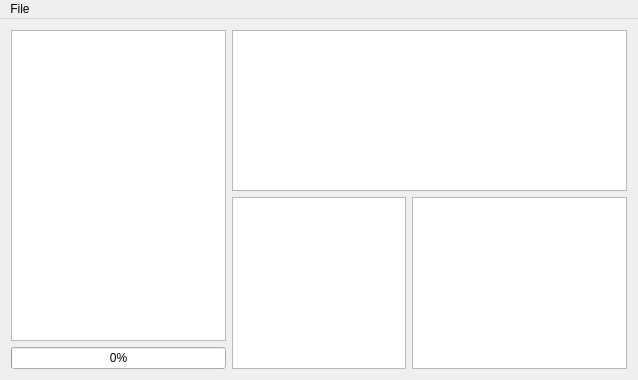
This is Qt/mainwindow.ui in Nanamachi/Suiterans as Qt 5 draws it before an edit. The edited form follows.
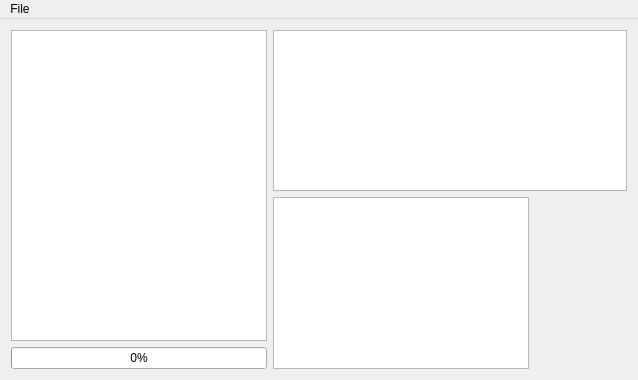
This is the edited form.

The edit to the form file:
```diff
--- a/Qt/mainwindow.ui
+++ b/Qt/mainwindow.ui
@@ -85,13 +85,22 @@
        </widget>
       </item>
       <item row="4" column="3" rowspan="3">
-       <widget class="QGraphicsView" name="graphicsView">
+       <widget class="QLabel" name="label">
+        <property name="enabled">
+         <bool>true</bool>
+        </property>
         <property name="sizePolicy">
          <sizepolicy hsizetype="Preferred" vsizetype="Preferred">
           <horstretch>0</horstretch>
           <verstretch>0</verstretch>
          </sizepolicy>
         </property>
+        <property name="maximumSize">
+         <size>
+          <width>256</width>
+          <height>256</height>
+         </size>
+        </property>
        </widget>
       </item>
      </layout>
```
